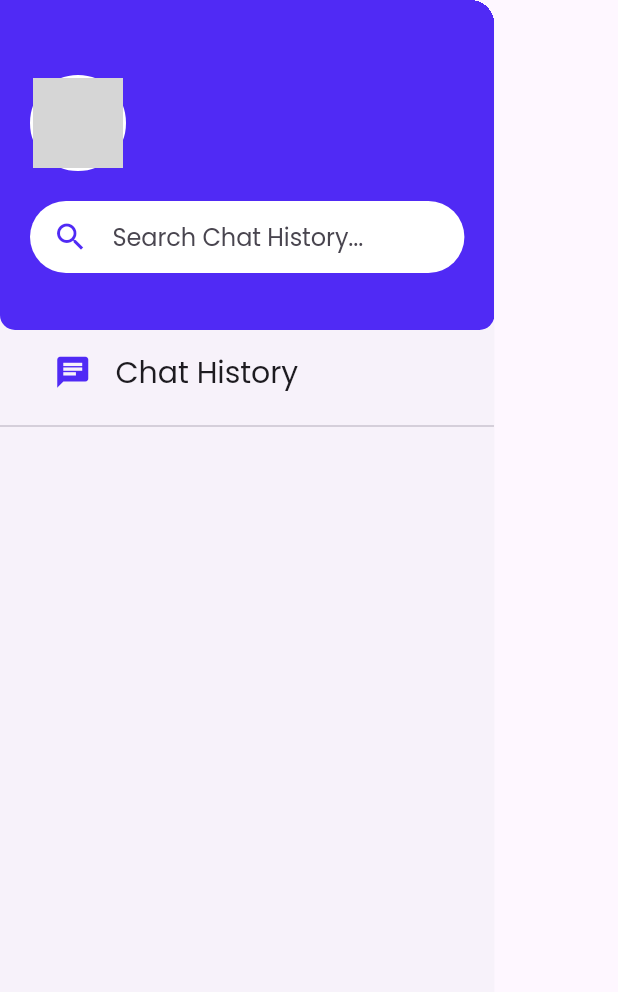
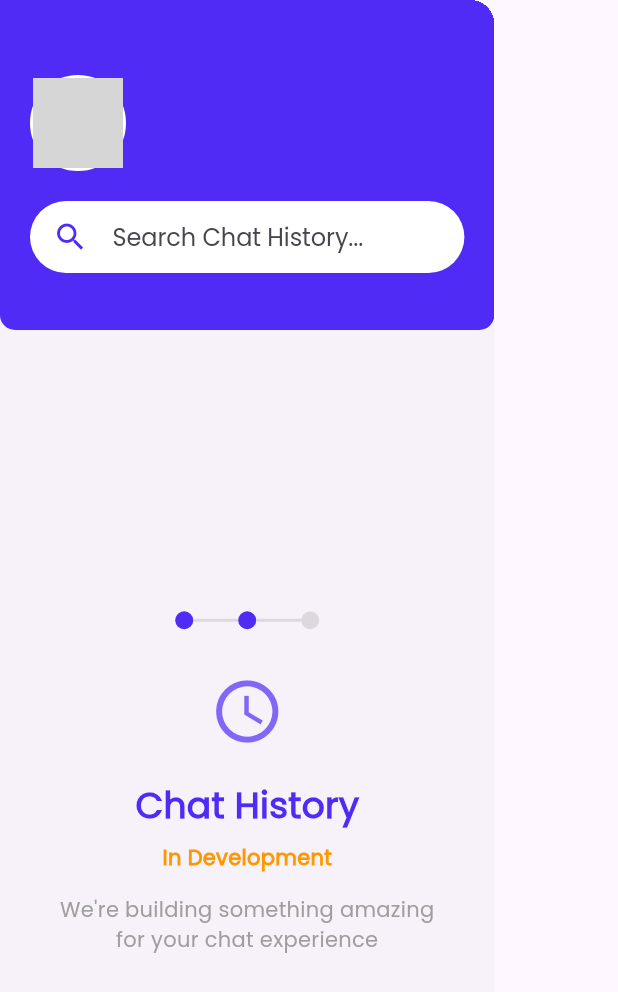
Before and after one commit to ACADEMe-AI/ACADEMe, a Flutter app: the ChatHistoryDrawer widget shown alone on an empty page, opened directly with empty values, on a phone screen of 412 x 824 dp. Shown: the top 992 px of the screen. Run offline on Flutter 3.47's test engine with Material 3 defaults, Android fonts, the phone set to English and light mode, and no system bars; our stand-ins replace audioplayers, auto_size_text, cached_network_image, chewie, file_picker, firebase_auth and 16 more; missing offline and left inert: record; accounts and stored records are empty; network calls fail; grey boxes are pictures that could not be loaded.

Commit message:
Chat History in development message in chat history UI

```diff
--- a/ACADEMe-frontend/lib/app/pages/ask_me/widgets/chat_history_drawer.dart
+++ b/ACADEMe-frontend/lib/app/pages/ask_me/widgets/chat_history_drawer.dart
@@ -121,60 +121,90 @@ class ChatHistoryDrawer extends StatelessWidget {
                 ),
               ),
             ),
-            // Rest of your existing code...
-            Padding(
-              padding:
-              const EdgeInsets.symmetric(vertical: 0.0, horizontal: 20),
-              child: ListTile(
-                leading:
-                Icon(Icons.chat, color: AcademeTheme.appColor, size: 25),
-                title: Text(
-                  L10n.getTranslatedText(context, 'Chat History'),
-                  style: TextStyle(
-                    fontWeight: FontWeight.w500,
-                    fontSize: 20,
-                  ),
-                ),
-                onTap: () => Navigator.pop(context),
+            // Chat History Feature Coming Soon
+            _buildOption(context),
+          ],
+        ),
+      ),
+    );
+  }
+
+
+  Widget _buildOption(BuildContext context) {
+    return Expanded(
+      child: Padding(
+        padding: const EdgeInsets.all(10.0),
+        child: Column(
+          mainAxisAlignment: MainAxisAlignment.center,
+          children: [
+            // Timeline dots
+            Row(
+              mainAxisAlignment: MainAxisAlignment.center,
+              children: [
+                _buildTimelineDot(true),
+                _buildTimelineLine(),
+                _buildTimelineDot(true),
+                _buildTimelineLine(),
+                _buildTimelineDot(false),
+              ],
+            ),
+            const SizedBox(height: 30),
+            Icon(
+              Icons.schedule,
+              size: 50,
+              color: AcademeTheme.appColor.withOpacity(0.7),
+            ),
+            const SizedBox(height: 20),
+            Text(
+              'Chat History',
+              style: TextStyle(
+                fontSize: 24,
+                fontWeight: FontWeight.bold,
+                color: AcademeTheme.appColor,
               ),
             ),
-            const Divider(),
-
-            // Chat Sessions List
-            Expanded(
-              child: Padding(
-                padding: const EdgeInsets.symmetric(horizontal: 20.0),
-                child: ListView.builder(
-                  padding: EdgeInsets.zero,
-                  itemCount: chatHistory.length,
-                  itemBuilder: (context, index) {
-                    return Padding(
-                      padding: const EdgeInsets.only(bottom: 8.0),
-                      child: ListTile(
-                        leading: Icon(
-                          Icons.history,
-                          color: AcademeTheme.appColor,
-                          size: 28,
-                        ),
-                        title: Text(
-                          chatHistory[index].title,
-                          style: const TextStyle(
-                              fontWeight: FontWeight.w500, fontSize: 20),
-                        ),
-                        subtitle: Text(chatHistory[index].timestamp),
-                        onTap: () {
-                          onSelectChat(chatHistory[index]);
-                          Navigator.pop(context);
-                        },
-                      ),
-                    );
-                  },
-                ),
+            const SizedBox(height: 8),
+            const Text(
+              'In Development',
+              style: TextStyle(
+                fontSize: 14,
+                color: Colors.orange,
+                fontWeight: FontWeight.w600,
+              ),
+            ),
+            const SizedBox(height: 15),
+            const Text(
+              'We\'re building something amazing\nfor your chat experience',
+              textAlign: TextAlign.center,
+              style: TextStyle(
+                fontSize: 14,
+                color: Colors.grey,
               ),
             ),
           ],
         ),
       ),
+    );
+  }
+
+  Widget _buildTimelineDot(bool isCompleted) {
+    return Container(
+      width: 12,
+      height: 12,
+      decoration: BoxDecoration(
+        shape: BoxShape.circle,
+        color: isCompleted
+            ? AcademeTheme.appColor
+            : Colors.grey.withOpacity(0.3),
+      ),
+    );
+  }
+
+  Widget _buildTimelineLine() {
+    return Container(
+      width: 30,
+      height: 2,
+      color: Colors.grey.withOpacity(0.3),
     );
   }
 
```
